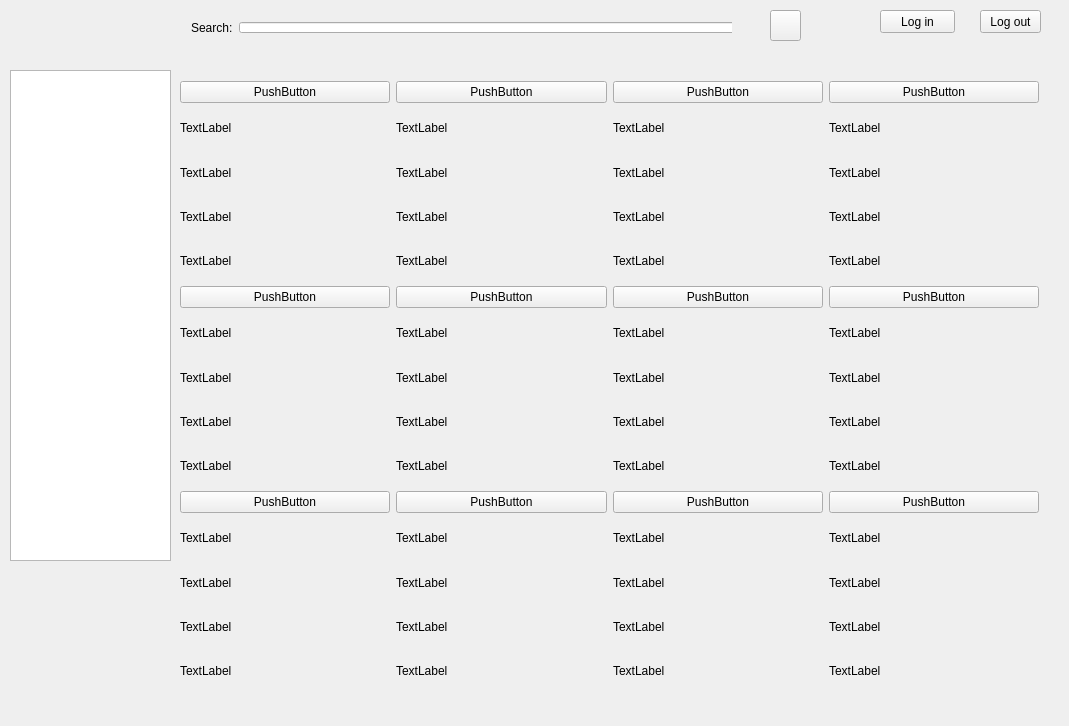
sunRainPenguin/libdash-adaptation, file libdash/qtsampleplayer/ondemandgui.ui: the form before one commit.
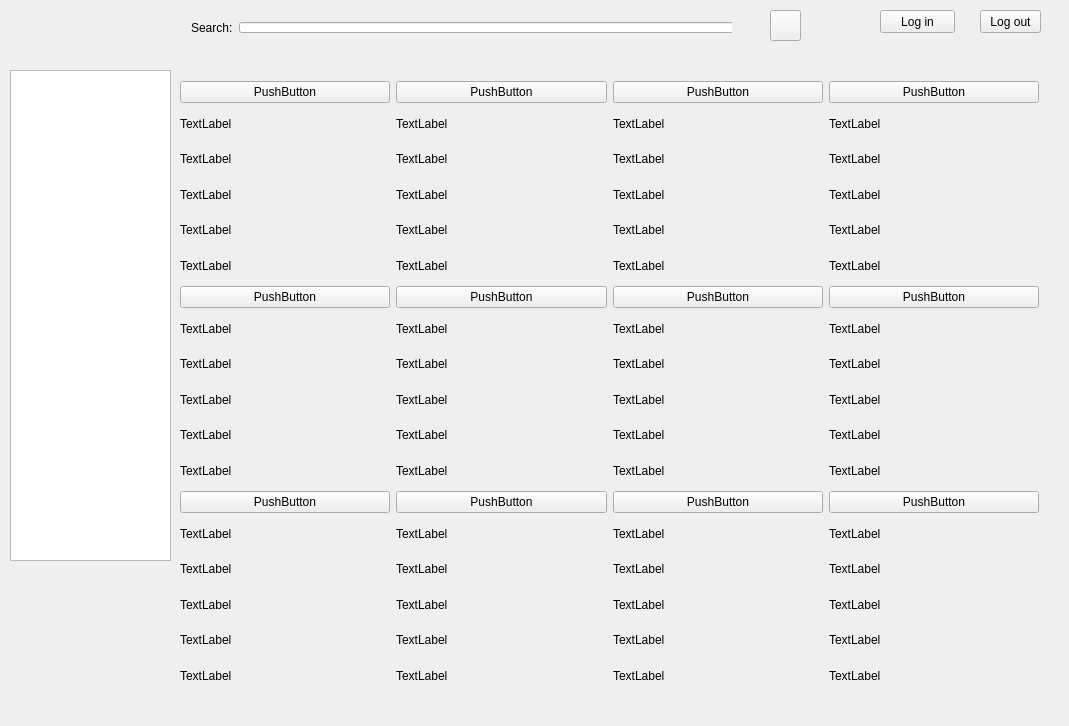
The form after the commit. Custom widgets are drawn as their Qt base class.

Patch:
```diff
--- a/libdash/qtsampleplayer/ondemandgui.ui
+++ b/libdash/qtsampleplayer/ondemandgui.ui
@@ -89,6 +89,13 @@
         </property>
        </widget>
       </item>
+      <item>
+       <widget class="QLabel" name="ll_progress_11">
+        <property name="text">
+         <string>TextLabel</string>
+        </property>
+       </widget>
+      </item>
      </layout>
     </item>
     <item row="1" column="2">
@@ -128,6 +135,13 @@
         </property>
        </widget>
       </item>
+      <item>
+       <widget class="QLabel" name="ll_progress_6">
+        <property name="text">
+         <string>TextLabel</string>
+        </property>
+       </widget>
+      </item>
      </layout>
     </item>
     <item row="2" column="0">
@@ -167,6 +181,13 @@
         </property>
        </widget>
       </item>
+      <item>
+       <widget class="QLabel" name="ll_progress_8">
+        <property name="text">
+         <string>TextLabel</string>
+        </property>
+       </widget>
+      </item>
      </layout>
     </item>
     <item row="0" column="3">
@@ -206,6 +227,13 @@
         </property>
        </widget>
       </item>
+      <item>
+       <widget class="QLabel" name="ll_progress_3">
+        <property name="text">
+         <string>TextLabel</string>
+        </property>
+       </widget>
+      </item>
      </layout>
     </item>
     <item row="0" column="2">
@@ -245,6 +273,13 @@
         </property>
        </widget>
       </item>
+      <item>
+       <widget class="QLabel" name="ll_progress_2">
+        <property name="text">
+         <string>TextLabel</string>
+        </property>
+       </widget>
+      </item>
      </layout>
     </item>
     <item row="0" column="1">
@@ -284,6 +319,13 @@
         </property>
        </widget>
       </item>
+      <item>
+       <widget class="QLabel" name="ll_progress_1">
+        <property name="text">
+         <string>TextLabel</string>
+        </property>
+       </widget>
+      </item>
      </layout>
     </item>
     <item row="0" column="0">
@@ -323,6 +365,13 @@
         </property>
        </widget>
       </item>
+      <item>
+       <widget class="QLabel" name="ll_progress_0">
+        <property name="text">
+         <string>TextLabel</string>
+        </property>
+       </widget>
+      </item>
      </layout>
     </item>
     <item row="2" column="1">
@@ -362,6 +411,13 @@
         </property>
        </widget>
       </item>
+      <item>
+       <widget class="QLabel" name="ll_progress_9">
+        <property name="text">
+         <string>TextLabel</string>
+        </property>
+       </widget>
+      </item>
      </layout>
     </item>
     <item row="2" column="2">
@@ -401,6 +457,13 @@
         </property>
        </widget>
       </item>
+      <item>
+       <widget class="QLabel" name="ll_progress_10">
+        <property name="text">
+         <string>TextLabel</string>
+        </property>
+       </widget>
+      </item>
      </layout>
     </item>
     <item row="1" column="0">
@@ -440,6 +503,13 @@
         </property>
        </widget>
       </item>
+      <item>
+       <widget class="QLabel" name="ll_progress_4">
+        <property name="text">
+         <string>TextLabel</string>
+        </property>
+       </widget>
+      </item>
      </layout>
     </item>
     <item row="1" column="3">
@@ -479,6 +549,13 @@
         </property>
        </widget>
       </item>
+      <item>
+       <widget class="QLabel" name="ll_progress_7">
+        <property name="text">
+         <string>TextLabel</string>
+        </property>
+       </widget>
+      </item>
      </layout>
     </item>
     <item row="1" column="1">
@@ -518,6 +595,13 @@
         </property>
        </widget>
       </item>
+      <item>
+       <widget class="QLabel" name="ll_progress_5">
+        <property name="text">
+         <string>TextLabel</string>
+        </property>
+       </widget>
+      </item>
      </layout>
     </item>
    </layout>
```
